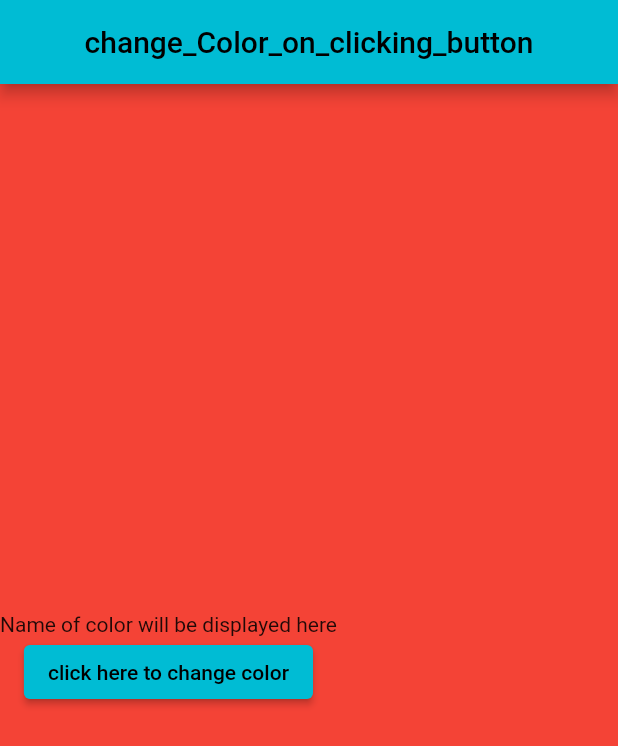
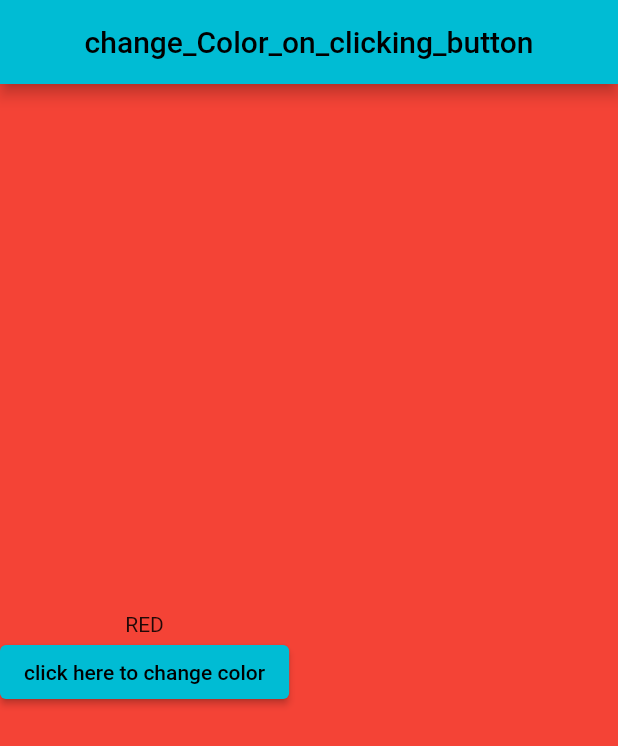
Before and after one commit to lanjAdabA/first-assignment-BackgroundColorChange, a Flutter app: the screen it shows after launch, on a phone screen of 412 x 824 dp. Shown: the top 746 px of the screen. Run offline on Flutter 3.47's test engine with Material 2 defaults, Android fonts, the phone set to English and light mode, and no system bars.

Commit message:
woking color n title

```diff
--- a/lib/main.dart
+++ b/lib/main.dart
@@ -26,7 +26,19 @@ class MyHomePage extends StatefulWidget {
 }
 
 class _MyHomePageState extends State<MyHomePage> {
-  String displayText = 'Name of color will be displayed here';
+  // String displayText = 'Name of color will be displayed here';
+
+  final List<String> _colorname = [
+    "RED",
+    "BLUE",
+    "GREEN",
+    "YELLOW",
+    "ORANGE",
+    "PURPLE",
+    "INDIGO",
+    "TEAL",
+  ];
+
   final List<Color> _colors = [
     Colors.red,
     Colors.blue,
@@ -37,7 +49,6 @@ class _MyHomePageState extends State<MyHomePage> {
     Colors.indigo,
     Colors.teal
   ];
-  // ignore: unused_field
   var _index = 0;
 
   @override
@@ -46,7 +57,6 @@ class _MyHomePageState extends State<MyHomePage> {
   }
 
   @override
-  // ignore: dead_code,
   Widget build(BuildContext context) {
     return Scaffold(
       appBar: AppBar(
@@ -58,7 +68,7 @@ class _MyHomePageState extends State<MyHomePage> {
         mainAxisAlignment: MainAxisAlignment.center,
         crossAxisAlignment: CrossAxisAlignment.center,
         children: [
-          Text(displayText),
+          Text(_colorname[_index % _colorname.length]),
           ElevatedButton(
               onPressed: () {
                 setState(() {
```
